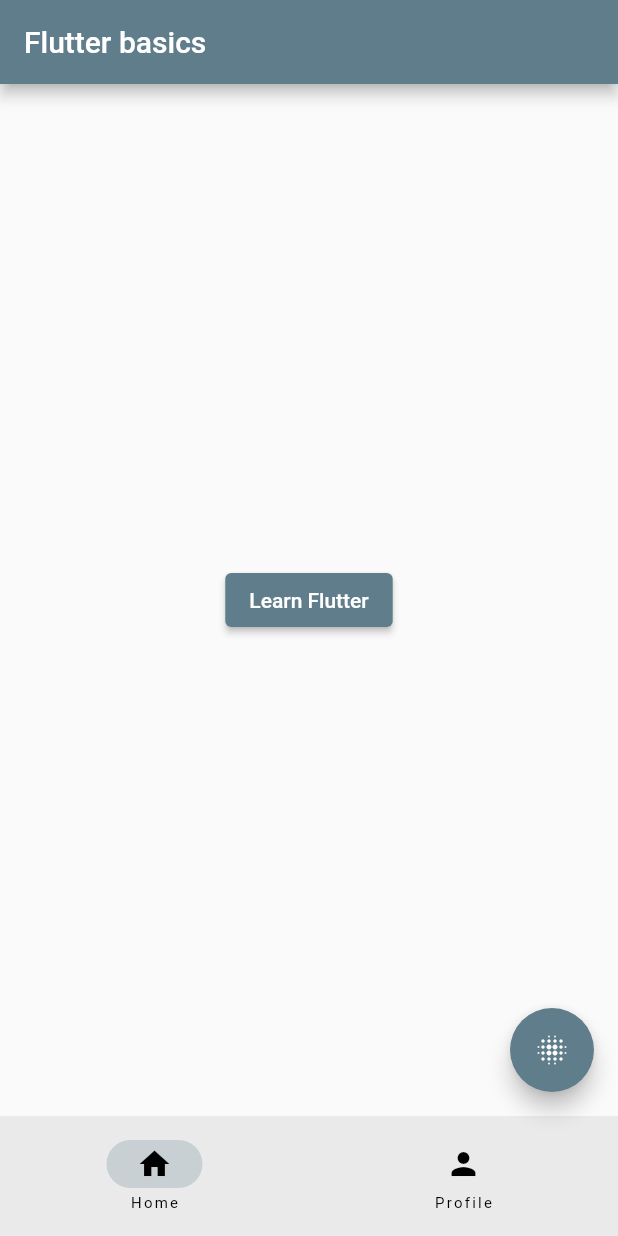
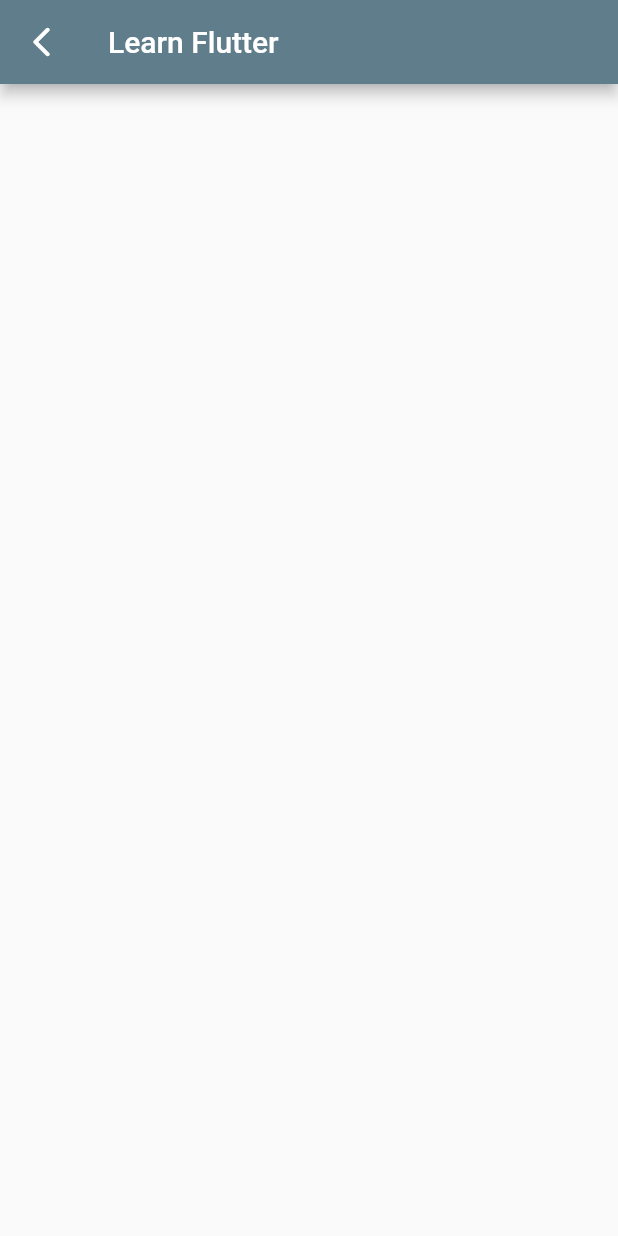
Before and after one commit to eduVieiraAF/flutter_basics, a Flutter app: the screen it shows after launch, after a tap on "Learn Flutter", on a phone screen of 412 x 824 dp. Run offline on Flutter 3.47's test engine with Material 2 defaults, Android fonts, the phone set to English and light mode, and no system bars.

Commit message:
Learn Flutter page

```diff
--- a/lib/home_page.dart
+++ b/lib/home_page.dart
@@ -1,4 +1,5 @@
 import 'package:flutter/material.dart';
+import 'package:flutter_basics/learn_flutter_page.dart';
 
 class HomePage extends StatelessWidget {
   const HomePage({Key? key}) : super(key: key);
@@ -7,7 +8,13 @@
   Widget build(BuildContext context) {
     return Center(
       child: ElevatedButton(
-        onPressed: () {},
+        onPressed: () {
+          Navigator.of(context).push(
+            MaterialPageRoute(builder: (BuildContext context) {
+              return const LearnFlutterPage();
+            }),
+          );
+        },
         child: const Text('Learn Flutter'),
       ),
     );
--- a/lib/learn_flutter_page.dart
+++ b/lib/learn_flutter_page.dart
@@ -0,0 +1,26 @@
+import 'package:flutter/material.dart';
+
+class LearnFlutterPage extends StatefulWidget {
+  const LearnFlutterPage({Key? key}) : super(key: key);
+
+  @override
+  State<LearnFlutterPage> createState() => _LearnFlutterPageState();
+}
+
+class _LearnFlutterPageState extends State<LearnFlutterPage> {
+  @override
+  Widget build(BuildContext context) {
+    return Scaffold(
+      appBar: AppBar(
+        title: const Text("Learn Flutter"),
+        automaticallyImplyLeading: false, // return to previous page button
+        leading: IconButton(
+          onPressed: () {
+            Navigator.of(context).pop();
+          },
+          icon: const Icon(Icons.arrow_back_ios_rounded),
+        ),
+      ),
+    );
+  }
+}
```
